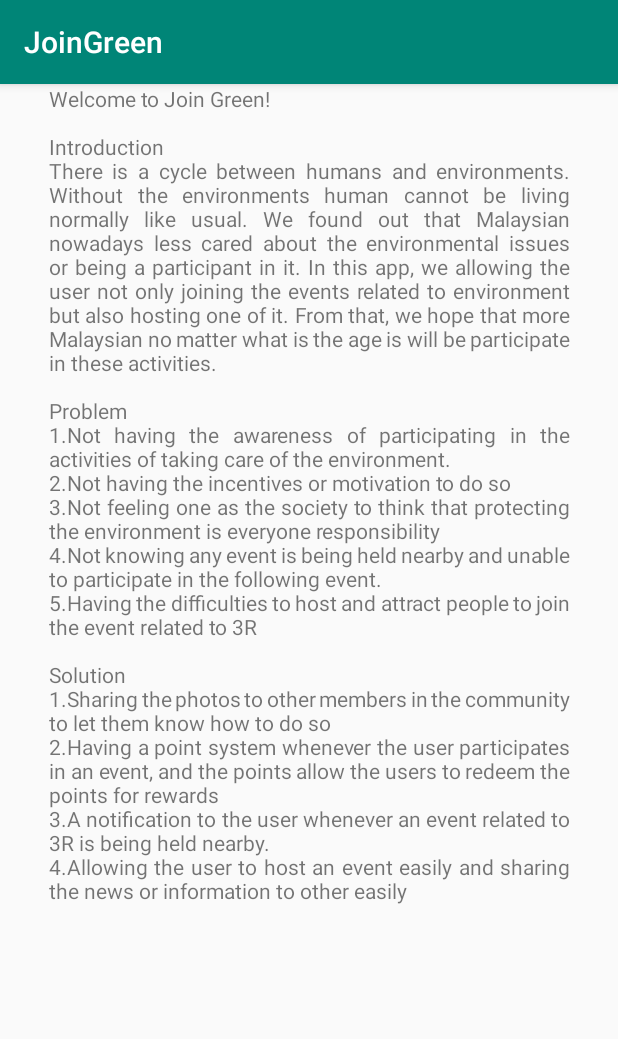
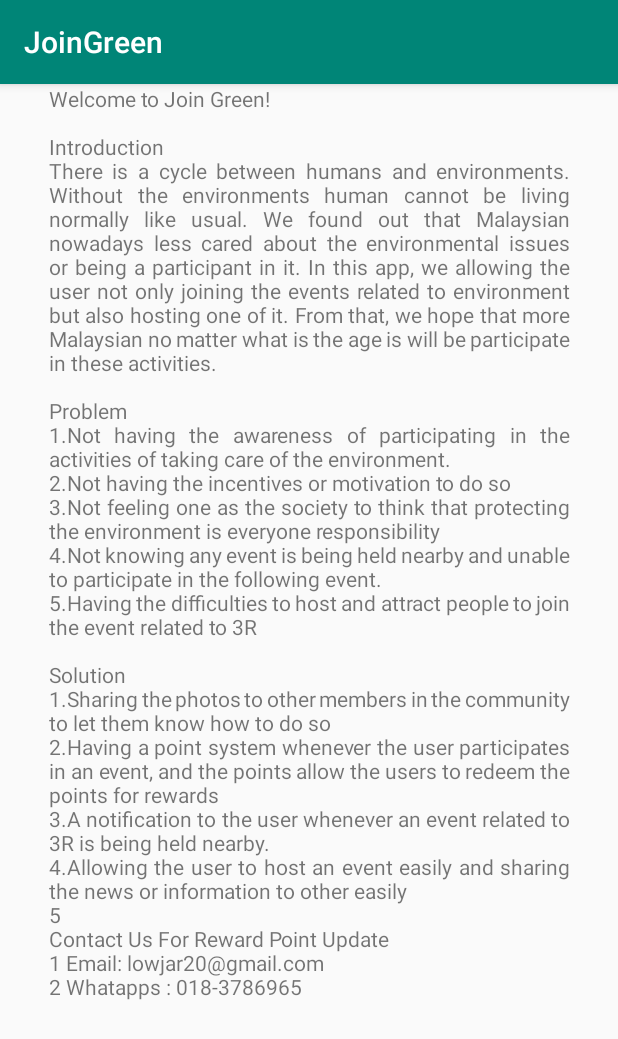
Before and after one commit to JarrodLow/JoinGreen, an Android app: the fragment InfoFragment shown on its own in the app's theme, on a phone screen of 412 x 824 dp. Shown: the top 1039 px of the screen. Run offline under Robolectric (Android 15) with nearby library versions, the phone set to English and light mode, and no system bars; our stand-ins replace Firebase (no records; nobody signed in at launch, a user with empty details on screens opened directly); Roboto replaces fonts that are not available here.

Commit message:
just some blow updata

```diff
--- a/app/src/main/res/values/strings.xml
+++ b/app/src/main/res/values/strings.xml
@@ -19,6 +19,6 @@
     <string name="menu_attendance">Attendance</string>
     <string name="attdText">Input Attendance Code Here</string>
     <string name="attdBtn">Attend</string>
-    <string name="info">Welcome to Join Green! \n\nIntroduction\nThere is a cycle between humans and environments. Without the environments human cannot be living normally like usual. We found out that Malaysian nowadays less cared about the environmental issues or being a participant in it. In this app, we allowing the user not only joining the events related to environment but also hosting one of it. From that, we hope that more Malaysian no matter what is the age is will be participate in these activities.\n\nProblem\n1.Not having the awareness of participating in the activities of taking care of the environment.\n2.Not having the incentives or motivation to do so \n3.Not feeling one as the society to think that protecting the environment is everyone responsibility \n4.Not knowing any event is being held nearby and unable to participate in the following event.\n5.Having the difficulties to host and attract people to join the event related to 3R \n\nSolution\n1.Sharing the photos to other members in the community to let them know how to do so \n2.Having a point system whenever the user participates in an event, and the points allow the users to redeem the points for rewards \n3.A notification to the user whenever an event related to 3R is being held nearby. \n4.Allowing the user to host an event easily and sharing the news or information to other easily</string>
+    <string name="info">Welcome to Join Green! \n\nIntroduction\nThere is a cycle between humans and environments. Without the environments human cannot be living normally like usual. We found out that Malaysian nowadays less cared about the environmental issues or being a participant in it. In this app, we allowing the user not only joining the events related to environment but also hosting one of it. From that, we hope that more Malaysian no matter what is the age is will be participate in these activities.\n\nProblem\n1.Not having the awareness of participating in the activities of taking care of the environment.\n2.Not having the incentives or motivation to do so \n3.Not feeling one as the society to think that protecting the environment is everyone responsibility \n4.Not knowing any event is being held nearby and unable to participate in the following event.\n5.Having the difficulties to host and attract people to join the event related to 3R \n\nSolution\n1.Sharing the photos to other members in the community to let them know how to do so \n2.Having a point system whenever the user participates in an event, and the points allow the users to redeem the points for rewards \n3.A notification to the user whenever an event related to 3R is being held nearby. \n4.Allowing the user to host an event easily and sharing the news or information to other easily\n5 \nContact Us For Reward Point Update\n1 Email: lowjar20@gmail.com \n2 Whatapps : 018-3786965</string>
     <string name="Info">Info</string>
 </resources>
```
